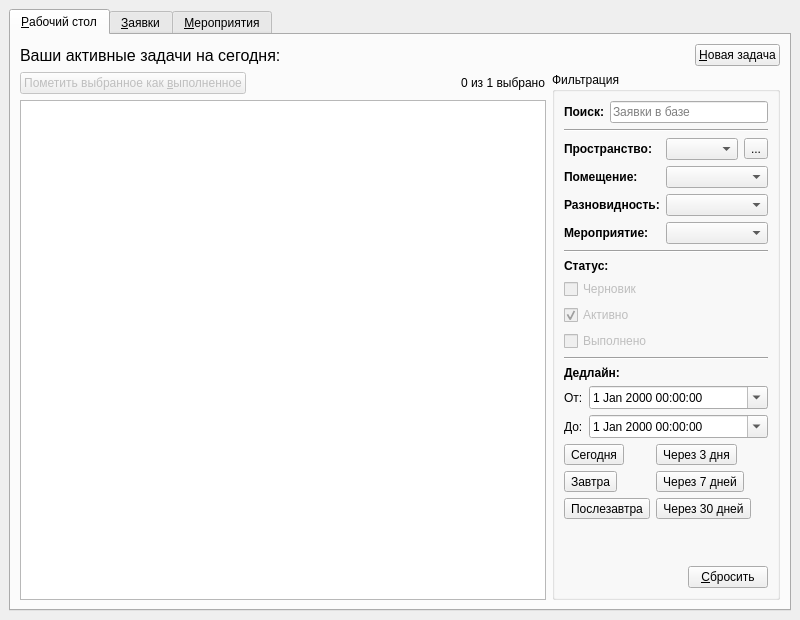
Before: the Qt Designer form app/ui/main_window.ui in NTO-2nd-stage-ABP/ccms, drawn with Qt 5.
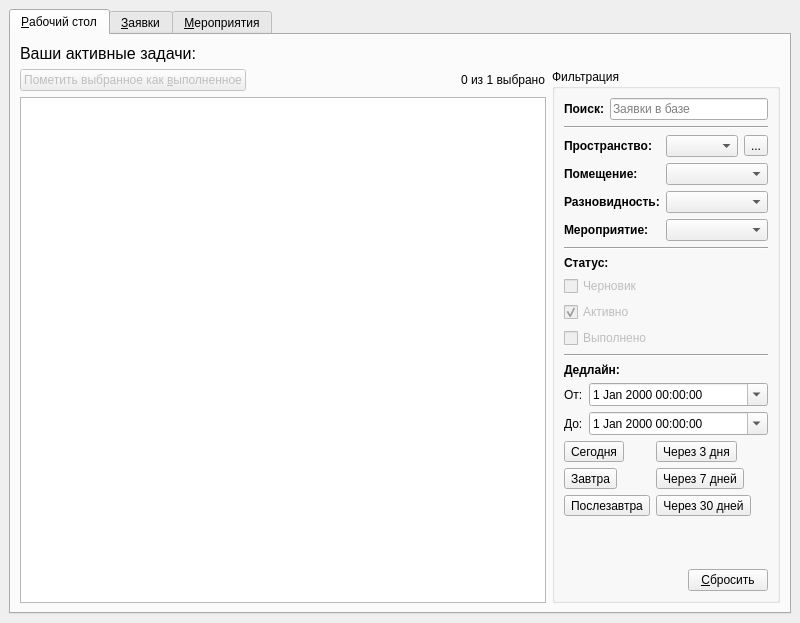
After: the same form once the commit is applied. Icons and pictures are not drawn.

Commit message: update dialogs ui for adding work and creating event

Diff of the .ui file:
```diff
--- a/app/ui/main_window.ui
+++ b/app/ui/main_window.ui
@@ -7,7 +7,7 @@
     <x>0</x>
     <y>0</y>
     <width>800</width>
-    <height>620</height>
+    <height>623</height>
    </rect>
   </property>
   <property name="windowTitle">
@@ -429,31 +429,7 @@
              </font>
             </property>
             <property name="text">
-             <string>Ваши активные задачи на сегодня:</string>
-            </property>
-           </widget>
-          </item>
-          <item>
-           <spacer name="horizontalSpacer_11">
-            <property name="orientation">
-             <enum>Qt::Horizontal</enum>
-            </property>
-            <property name="sizeHint" stdset="0">
-             <size>
-              <width>40</width>
-              <height>20</height>
-             </size>
-            </property>
-           </spacer>
-          </item>
-          <item>
-           <widget class="QPushButton" name="pushButton_13">
-            <property name="text">
-             <string>&amp;Новая задача</string>
-            </property>
-            <property name="icon">
-             <iconset>
-              <normaloff>resourses/create.png</normaloff>resourses/create.png</iconset>
+             <string>Ваши активные задачи:</string>
             </property>
            </widget>
           </item>
```
The commit also changes 4 other files.
